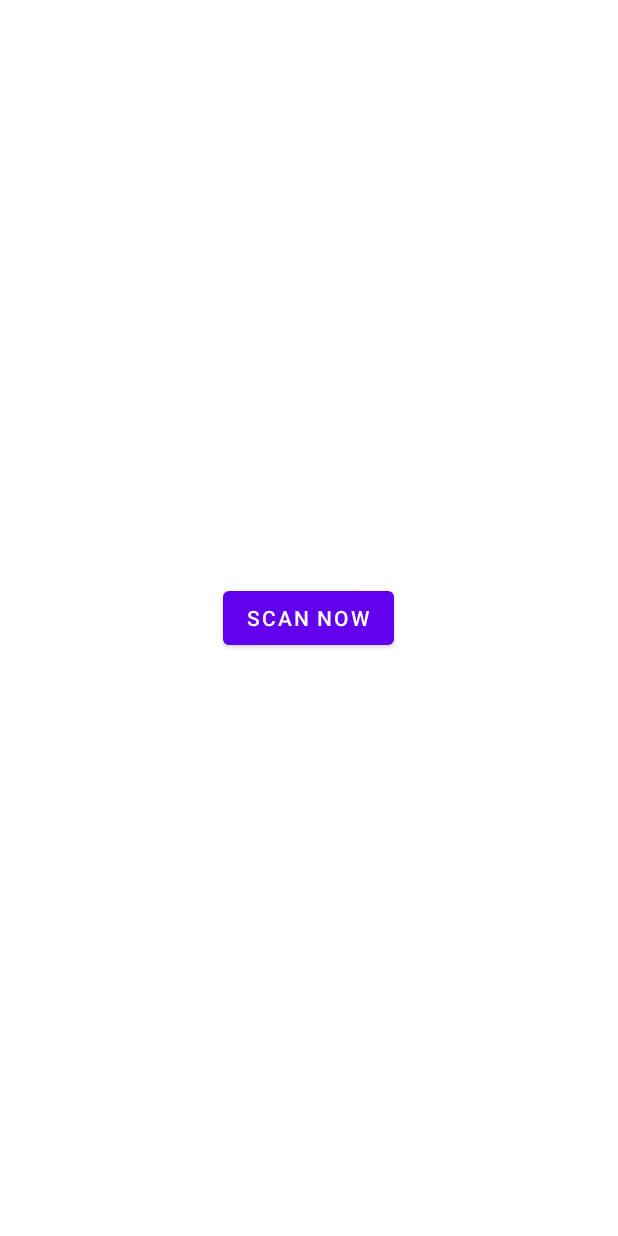
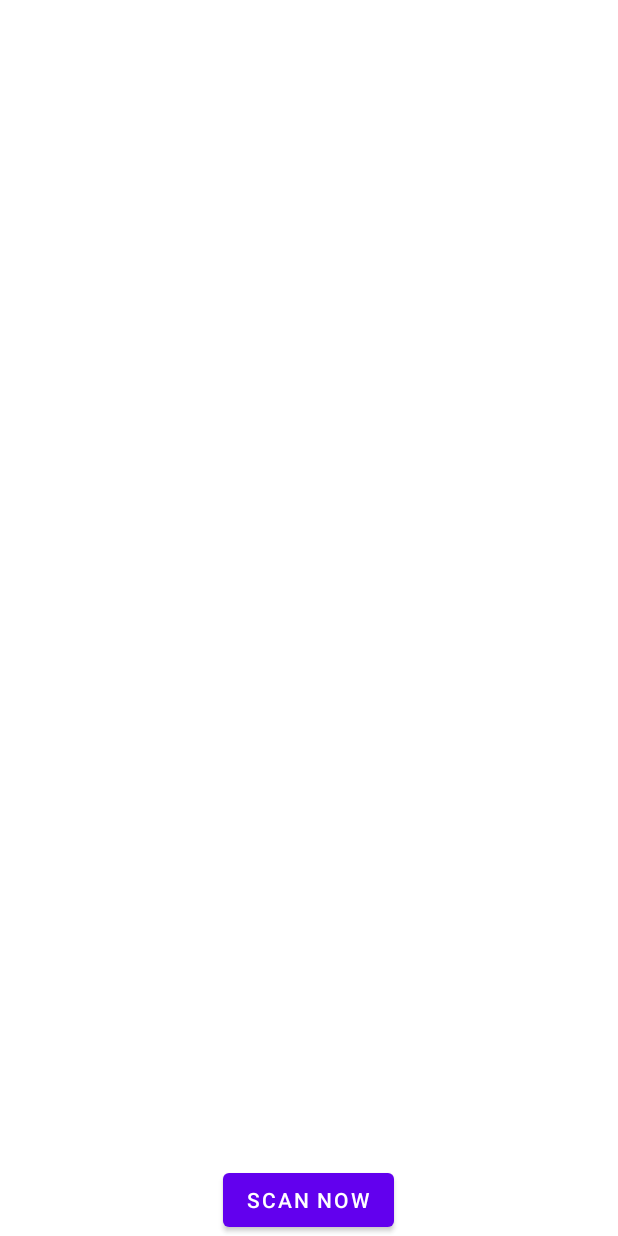
Before and after one commit to Dharani-Kumar-Reddy/SRM-Hackathon-Remove-Chinese-Apps, an Android app: the screen it shows after launch (MainActivity), on a phone screen of 412 x 824 dp. Run offline under Robolectric (Android 15) with nearby library versions, the phone set to English and light mode, and no system bars; our stand-ins replace Firebase (no records; nobody signed in at launch, a user with empty details on screens opened directly), Picasso.

Commit message:
Minor UI Changes

```diff
--- a/app/src/main/java/com/example/removechineseapps/MainActivity.java
+++ b/app/src/main/java/com/example/removechineseapps/MainActivity.java
@@ -15,6 +15,7 @@ import android.util.Log;
 import android.view.View;
 import android.widget.Adapter;
 import android.widget.Button;
+import android.widget.TextView;
 import android.widget.Toast;
 
 import com.google.firebase.database.ChildEventListener;
@@ -51,16 +52,7 @@ public class MainActivity extends AppCompatActivity {
             }
         }
 
-            RecyclerView recyclerView=findViewById(R.id.recycler);
-            //pass app_to_be_removed publishing
-            MyGridAdapter adapter=new MyGridAdapter(apps_to_be_removed,context);
-            recyclerView.setHasFixedSize(true);
-            recyclerView.setAdapter(adapter);
-            recyclerView.setLayoutManager(new GridLayoutManager(context,3));
-            Log.i("status","list obtained");
-
-
-
+            displayDataInRecycler(apps_to_be_removed,false);
 
     }
 
@@ -114,14 +106,7 @@ public class MainActivity extends AppCompatActivity {
                 if(apps_list.size()==size){
 
 
-                    RecyclerView recyclerView=findViewById(R.id.recycler);
-                    //pass app_to_be_removed publishing
-                    MyGridAdapter adapter=new MyGridAdapter(apps_to_be_removed,context);
-                    recyclerView.setHasFixedSize(true);
-                    recyclerView.setAdapter(adapter);
-                    recyclerView.setLayoutManager(new GridLayoutManager(context,3));
-                    Log.i("status","list obtained");
-
+                    displayDataInRecycler(apps_to_be_removed,true);
                     progressDoalog.dismiss();
 
                 }
@@ -163,4 +148,23 @@ public class MainActivity extends AppCompatActivity {
 
             return false;
     }
+
+    private void displayDataInRecycler(List<App> list_to_be_displayed,Boolean checkSize){
+        if(list_to_be_displayed.size()==0 && checkSize){
+            TextView textView=findViewById(R.id.info_text_feild);
+            textView.setText("Your Phone is" +"\n"+"\uD83D\uDC09 Free");
+            RecyclerView recyclerView = findViewById(R.id.recycler);
+            recyclerView.setVisibility(View.INVISIBLE);
+        }
+
+        else {
+            RecyclerView recyclerView = findViewById(R.id.recycler);
+            //pass app_to_be_removed publishing
+            MyGridAdapter adapter = new MyGridAdapter(list_to_be_displayed, context);
+            recyclerView.setHasFixedSize(true);
+            recyclerView.setAdapter(adapter);
+            recyclerView.setLayoutManager(new GridLayoutManager(context, 3));
+        }
+
+    }
 }
--- a/app/src/main/res/layout/activity_main.xml
+++ b/app/src/main/res/layout/activity_main.xml
@@ -4,11 +4,25 @@
     android:layout_width="match_parent"
     android:layout_height="match_parent"
     tools:context=".MainActivity">
+    <TextView
+        android:id="@+id/info_text_feild"
+        android:layout_width="match_parent"
+        android:layout_height="wrap_content"
+        android:textSize="50sp"
+        android:textStyle="bold"
+        android:textAlignment="center"
+        android:textColor="#000000"
+        android:layout_centerHorizontal="true"
+        android:gravity="center">
+
+    </TextView>
 
     <androidx.recyclerview.widget.RecyclerView
         android:id="@+id/recycler"
         android:layout_width="match_parent"
-        android:layout_height="wrap_content">
+        android:layout_height="wrap_content"
+        android:layout_alignBottom="@id/btn_scan"
+       >
 
     </androidx.recyclerview.widget.RecyclerView>
 
@@ -18,7 +32,8 @@
         android:layout_height="wrap_content"
         android:text="Scan Now"
         android:onClick="scan"
-        android:layout_centerInParent="true">
+        android:layout_centerInParent="true"
+        android:layout_alignParentBottom="true">
 
     </Button>
 
```
Also changed, not shown: app/src/main/res/layout/app_view.xml (+11 -10 lines).
